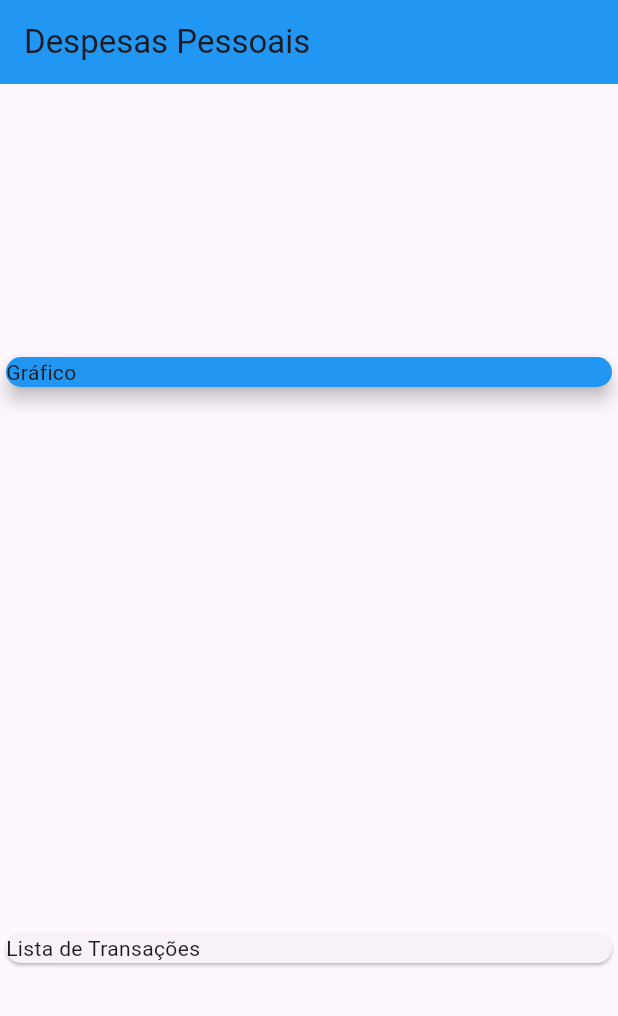
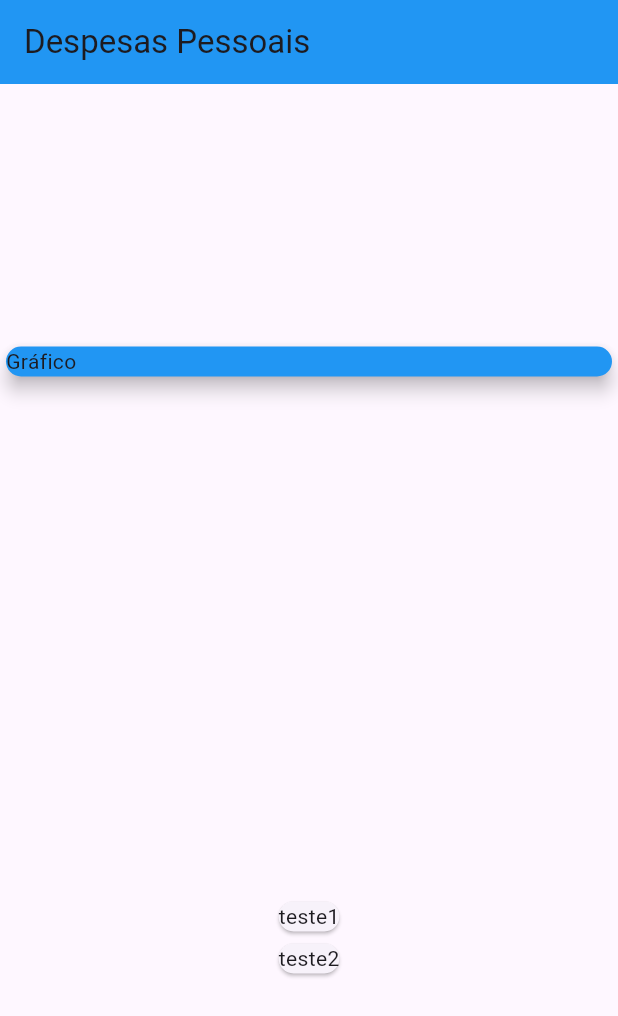
Before and after one commit to Jhon-Henkel/flutter_course_personal_expense_app, a Flutter app: the screen it shows after launch, on a phone screen of 412 x 824 dp. Shown: the top 1016 px of the screen. Run offline on Flutter 3.47's test engine with Material 3 defaults, Android fonts, the phone set to English and light mode, and no system bars.

Commit message:
feat: mapeando transações

```diff
--- a/lib/main.dart
+++ b/lib/main.dart
@@ -1,3 +1,4 @@
+import 'package:flutter/cupertino.dart';
 import 'package:flutter/material.dart';
 import 'package:flutter_course_personal_expense_app/models/transactions.dart';
 
@@ -31,20 +32,24 @@
         backgroundColor: Colors.blue,
         title: const Text('Despesas Pessoais'),
       ),
-      body: const Column(
+      body: Column(
         mainAxisAlignment: MainAxisAlignment.spaceAround,
         crossAxisAlignment: CrossAxisAlignment.stretch,
         children: <Widget>[
-          SizedBox(
+          const SizedBox(
             child: Card(
               elevation: 5,
               color: Colors.blue,
               child: Text('Gráfico'),
             )
           ),
-          Card(
-            child: Text('Lista de Transações'),
-          ),
+          Column(
+            children: _transactions.map((transaction) {
+              return Card(
+                child: Text(transaction.title),
+              );
+            }).toList(),
+          )
         ]
       )
     );
```
